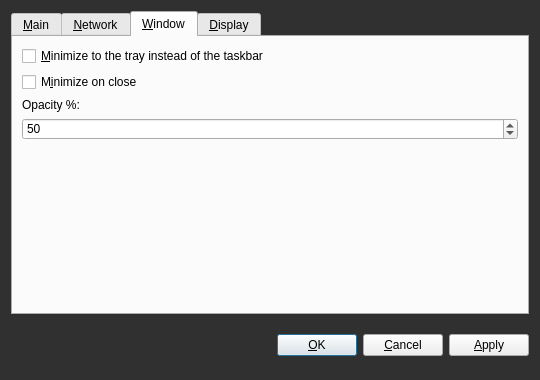
First picture: the form in src/qt/forms/optionsdialog.ui, repository CedricProfit/Quotient, before the edit.
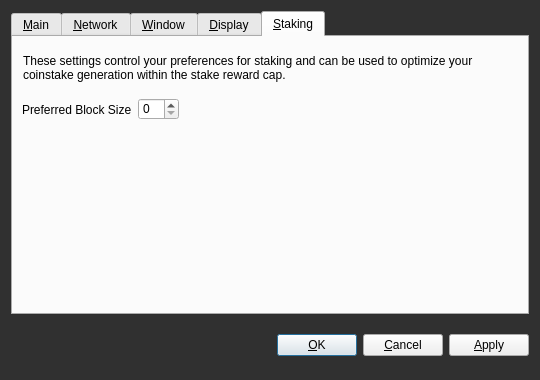
Second picture: the form after the edit. Custom widgets are drawn as their Qt base class.

Commit message: Preferred coin block size auto-optimization option, new icons gfx update

Diff of the .ui file:
```diff
--- a/src/qt/forms/optionsdialog.ui
+++ b/src/qt/forms/optionsdialog.ui
@@ -26,7 +26,7 @@
       <enum>QTabWidget::North</enum>
      </property>
      <property name="currentIndex">
-      <number>2</number>
+      <number>4</number>
      </property>
      <widget class="QWidget" name="tabMain">
       <attribute name="title">
@@ -437,6 +437,68 @@
        </item>
       </layout>
      </widget>
+     <widget class="QWidget" name="tabStaking">
+      <attribute name="title">
+       <string>&amp;Staking</string>
+      </attribute>
+      <widget class="QWidget" name="horizontalLayoutWidget">
+       <property name="geometry">
+        <rect>
+         <x>9</x>
+         <y>60</y>
+         <width>501</width>
+         <height>25</height>
+        </rect>
+       </property>
+       <layout class="QHBoxLayout" name="horizontalLayout">
+        <item>
+         <widget class="QLabel" name="preferredBlockSizeLabel">
+          <property name="text">
+           <string>Preferred Block Size</string>
+          </property>
+          <property name="textFormat">
+           <enum>Qt::PlainText</enum>
+          </property>
+          <property name="buddy">
+           <cstring>reserveBalance</cstring>
+          </property>
+         </widget>
+        </item>
+        <item>
+         <widget class="BitcoinAmountField" name="preferredBlockSize"/>
+        </item>
+        <item>
+         <spacer name="horizontalSpacer">
+          <property name="orientation">
+           <enum>Qt::Horizontal</enum>
+          </property>
+          <property name="sizeHint" stdset="0">
+           <size>
+            <width>40</width>
+            <height>20</height>
+           </size>
+          </property>
+         </spacer>
+        </item>
+       </layout>
+      </widget>
+      <widget class="QLabel" name="label_2">
+       <property name="geometry">
+        <rect>
+         <x>10</x>
+         <y>10</y>
+         <width>501</width>
+         <height>41</height>
+        </rect>
+       </property>
+       <property name="text">
+        <string>These settings control your preferences for staking and can be used to optimize your coinstake generation within the stake reward cap.</string>
+       </property>
+       <property name="wordWrap">
+        <bool>true</bool>
+       </property>
+      </widget>
+     </widget>
     </widget>
    </item>
    <item>
```
The commit also changes 23 other files.
